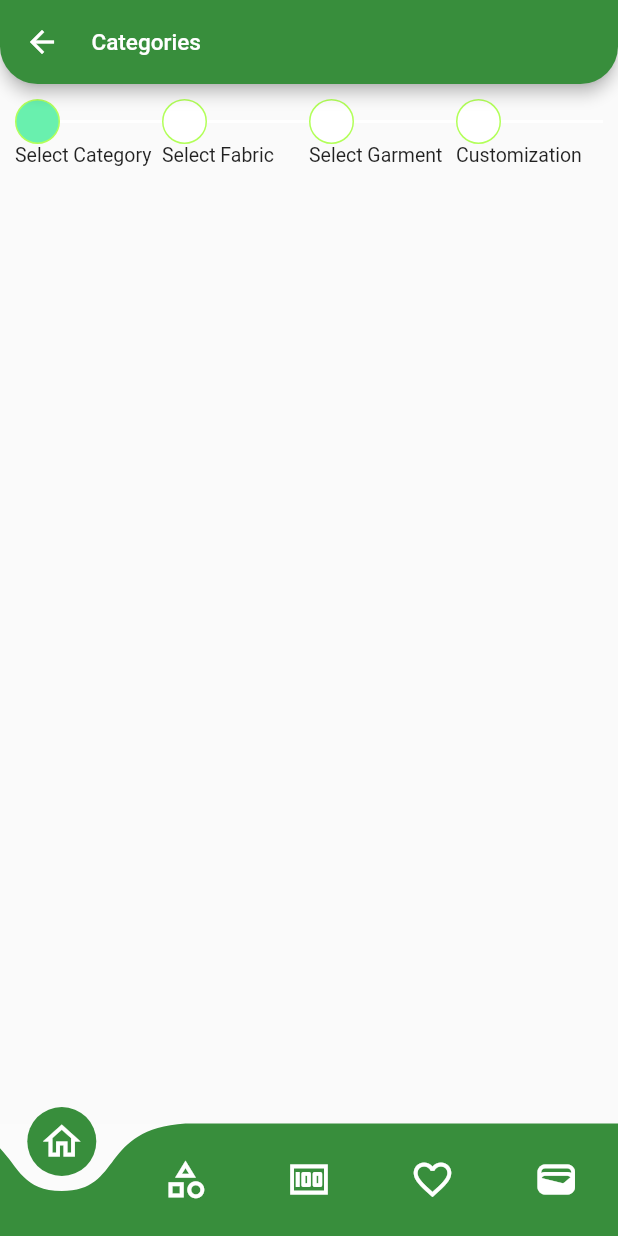
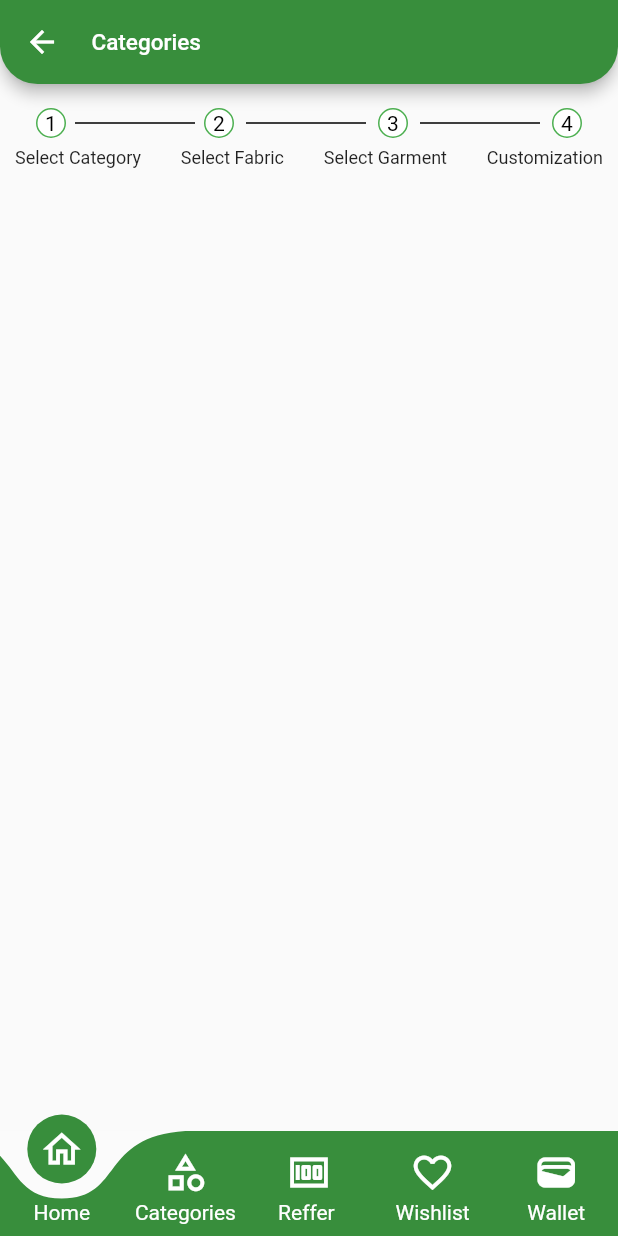
Before and after one commit to Anudeep2311/https---github.com-Anudeep2311-idigitech, a Flutter app: the screen it shows after launch, on a phone screen of 412 x 824 dp. Run offline on Flutter 3.47's test engine with Material 2 defaults, Android fonts, the phone set to English and light mode, and no system bars; drawn by our look-alikes of curved_labeled_navigation_bar, curved_navigation_bar.

Commit message:
Bottom And Header  Done

```diff
--- a/lib/pages/cat.dart
+++ b/lib/pages/cat.dart
@@ -1,4 +1,6 @@
-import 'package:curved_navigation_bar/curved_navigation_bar.dart';
+import 'package:curved_labeled_navigation_bar/curved_navigation_bar.dart';
+import 'package:curved_labeled_navigation_bar/curved_navigation_bar_item.dart';
+
 import 'package:flutter/material.dart';
 import 'package:flutter/src/widgets/container.dart';
 import 'package:flutter/src/widgets/framework.dart';
@@ -11,9 +13,10 @@ class Cat extends StatefulWidget {
 }
 
 class _CatState extends State<Cat> {
+  int _currentInd = 0;
+  PageController _pageController = PageController();
 
-  int _currentInd=0;
-  PageController _pageController = PageController();
+  List<Categoris> catList = Categoris.categoryList;
 
   @override
   void dispose() {
@@ -26,7 +29,6 @@ class _CatState extends State<Cat> {
   @override
   Widget build(BuildContext context) {
     return Scaffold(
-
       appBar: AppBar(
         // actions: <Widget>[IconButton(icon: const Icon(Icons.arrow_back),
 
@@ -34,76 +36,144 @@ class _CatState extends State<Cat> {
         shape: const RoundedRectangleBorder(
           borderRadius: BorderRadius.only(
               bottomLeft: Radius.circular(25),
-            bottomRight: Radius.circular(25)
-          ),
+              bottomRight: Radius.circular(25)),
         ),
         backgroundColor: Colors.green.shade700,
-        leading: IconButton(onPressed: (){},
-        icon: const Icon(Icons.arrow_back),),
+        leading: IconButton(
+          onPressed: () {},
+          icon: const Icon(Icons.arrow_back),
+        ),
         titleSpacing: 05,
 
-        title: const Text('Categories', style: TextStyle(
-          fontSize: 15
-        ),),
-
+        title: const Text(
+          'Categories',
+          style: TextStyle(fontSize: 15),
+        ),
       ),
 
       // HEAD COUNTER NUMBERS//
       body: Column(
         crossAxisAlignment: CrossAxisAlignment.stretch,
         children: [
-        SizedBox(height: 10,),
-
+          SizedBox(
+            height: 10,
+          ),
           Container(
             padding: EdgeInsets.symmetric(horizontal: 10),
+            child: Column(
+              children: [
+                Padding(
+                  padding:
+                      const EdgeInsets.symmetric(horizontal: 14.0, vertical: 6),
                   child: Row(
+                    mainAxisAlignment: MainAxisAlignment.spaceBetween,
                     children: [
                       StepperComponent(
                         currentIndex: _currentInd,
-                indexo: 0, onTap: () {
+                        indexo: 1,
+                        onTap: () {
                           setState(() {
-                    _currentInd=0;
-
+                            catList[0].isSelected = !catList[0].isSelected;
+                            _currentInd = 1;
                           });
-
                         },
-                 title: 'Select Category',
+                        data: catList[0],
+                      ),
+                      const Padding(
+                        padding: const EdgeInsets.symmetric(horizontal: 0.0),
+                        child: SizedBox(
+                          width: 80,
+                          child: Divider(
+                            thickness: 1,
+                            color: Colors.black,
+                          ),
+                        ),
                       ),
                       StepperComponent(
                         currentIndex: _currentInd,
-                indexo: 1, onTap: () {
+                        indexo: 2,
+                        onTap: () {
                           setState(() {
-                    _currentInd = 1;
+                            catList[1].isSelected = !catList[1].isSelected;
+                            _currentInd = 2;
                           });
                         },
-                 title: 'Select Fabric',
+                        data: catList[1],
+                      ),
+                      const Padding(
+                        padding: const EdgeInsets.symmetric(horizontal: 2.0),
+                        child: SizedBox(
+                          width: 80,
+                          child: Divider(
+                            thickness: 1,
+                            color: Colors.black,
+                          ),
+                        ),
                       ),
                       StepperComponent(
                         currentIndex: _currentInd,
-                indexo: 2, onTap: () {
+                        indexo: 3,
+                        onTap: () {
                           setState(() {
-                    _currentInd = 2;
+                            catList[2].isSelected = !catList[2].isSelected;
+                            _currentInd = 3;
                           });
                         },
-                 title: 'Select Garment',
+                        data: catList[2],
+                      ),
+                      const Padding(
+                        padding: const EdgeInsets.symmetric(horizontal: 2.0),
+                        child: SizedBox(
+                          width: 80,
+                          child: Divider(
+                            thickness: 1,
+                            color: Colors.black,
+                          ),
+                        ),
                       ),
                       StepperComponent(
                         currentIndex: _currentInd,
-                indexo: 3, onTap: () {
+                        indexo: 4,
+                        onTap: () {
                           setState(() {
-                    _currentInd = 3;
+                            catList[3].isSelected = !catList[3].isSelected;
+                            _currentInd = 4;
                           });
                         },
-                 title: 'Customization',
+                        data: catList[3],
                       )
                     ],
                   ),
                 ),
-        Expanded(child: PageView.builder(
+                Row(
+                  mainAxisAlignment: MainAxisAlignment.spaceBetween,
+                  children: const [
+                    Text(
+                      'Select Category',
+                      style: TextStyle(fontSize: 12),
+                    ),
+                    Text(
+                      'Select Fabric',
+                      style: TextStyle(fontSize: 12),
+                    ),
+                    Text(
+                      'Select Garment',
+                      style: TextStyle(fontSize: 12),
+                    ),
+                    Text(
+                      'Customization',
+                      style: TextStyle(fontSize: 12),
+                    ),
+                  ],
+                ),
+              ],
+            ),
+          ),
+          Expanded(
+              child: PageView.builder(
                   controller: _pageController,
-          itemCount: 4 ,
-          itemBuilder:
-        ((context, index) {
+                  itemCount: 4,
+                  itemBuilder: ((context, index) {
                     return Center(
                         //**************child:Text('Page Counter ${index}')************
                         );
@@ -111,34 +181,47 @@ class _CatState extends State<Cat> {
         ],
       ),
 
-
       //BOTTOM NAVIGATION BAR CODE STARTS HERE//
       bottomNavigationBar: CurvedNavigationBar(
         color: Colors.green.shade700,
         backgroundColor: Colors.white10,
-        animationDuration: Duration(microseconds: 400),
-        onTap: (index){
+        animationDuration: Duration(milliseconds: 400),
+        onTap: (index) {
           print(index);
         },
-        items: [
-        Icon(Icons.home_outlined,
-        color: Colors.white,
-        size: 30,),
+        height: 70,
+        items: const [
+          // Icon(Icons.home_outlined, color: Colors.white, size: 30),
+          CurvedNavigationBarItem(
+            child: Icon(Icons.home_outlined, color: Colors.white, size: 30),
+            label: 'Home',
+            labelStyle: TextStyle(color: Colors.white),
+          ),
+          CurvedNavigationBarItem(
+            child: Icon(Icons.category_outlined, color: Colors.white, size: 30),
+            label: 'Categories',
+            labelStyle: TextStyle(color: Colors.white),
+          ),
+          CurvedNavigationBarItem(
+            child: Icon(Icons.money, color: Colors.white, size: 30),
+            label: 'Reffer ',
+            labelStyle: TextStyle(color: Colors.white),
+          ),
+          CurvedNavigationBarItem(
+            child: Icon(Icons.favorite_border_outlined,
+                color: Colors.white, size: 30),
+            label: 'Wishlist',
+            labelStyle: TextStyle(color: Colors.white),
+          ),
+          CurvedNavigationBarItem(
+            child: Icon(Icons.wallet, color: Colors.white, size: 30),
+            label: 'Wallet',
+            labelStyle: TextStyle(color: Colors.white),
+          ),
 
           //Text('Home'),
-        Icon(Icons.category_outlined,
-        color: Colors.white,
-        size: 30),
-        Icon(Icons.money,
-        color: Colors.white,
-        size: 30),
-        Icon(Icons.favorite_border_outlined,
-        color: Colors.white,
-        size: 30),
-        Icon(Icons.wallet,
-        color: Colors.white,
-        size: 30)
-      ],),
+        ],
+      ),
     );
   }
 }
@@ -149,7 +232,8 @@ class StepperComponent extends StatelessWidget {
   //for current num in the circle
   int indexo;
   int currentIndex;
-  String title;
+
+  Categoris data;
 
   VoidCallback onTap;
 
@@ -158,46 +242,90 @@ class StepperComponent extends StatelessWidget {
     required this.currentIndex,
     required this.indexo,
     required this.onTap,
-    required this.title,
+    required this.data,
   });
 
   @override
   Widget build(BuildContext context) {
-    return Expanded(
-      child: Column(
-
-        crossAxisAlignment: CrossAxisAlignment.start,
-
-        children: [Row(
-
+    return Column(
+      // mainAxisAlignment: MainAxisAlignment.spaceBetween,
+      // mainAxisSize: MainAxisSize.max,
       children: [
-
+        Row(
+          children: [
             GestureDetector(
               onTap: onTap,
               child: Container(
-              width: 30,
-              height: 30,
+                width: 20,
+                height: 20,
+                alignment: Alignment.center,
                 decoration: BoxDecoration(
                     borderRadius: BorderRadius.circular(100),
-               color: indexo == currentIndex? Colors.greenAccent:Colors.white,
-                border:Border.all(color: Colors.lightGreenAccent)
+                    color: data.isSelected ? Colors.greenAccent : Colors.white,
+                    border: Border.all(color: Colors.green.shade500)),
+                child: Text(
+                  indexo.toString(),
+                  style: TextStyle(color: Colors.black),
                 ),
               ),
             ),
-          Expanded(child: Container(
-            height: 2,
-            color:currentIndex == indexo+1? Colors.greenAccent:Colors.white,
-          ))
           ],
         ),
-      Text(title, style: TextStyle(fontSize: 13),),
+        // Text(
+        //   title,
+        //   style: TextStyle(fontSize: 10),
+        // ),
+      ],
+    );
 
-
-
-
-      ],
-      ),
-
-    );
+    // return Expanded(
+    //   child: Column(
+    //     crossAxisAlignment: CrossAxisAlignment.start,
+    //     children: [
+    //       Row(
+    //         children: [
+    //           GestureDetector(
+    //             onTap: onTap,
+    //             child: Container(
+    //               width:70,
+    //               height: 30,
+    //               decoration: BoxDecoration(
+    //                   borderRadius: BorderRadius.circular(100),
+    //                   color: indexo == currentIndex
+    //                       ? Colors.greenAccent
+    //                       : Colors.white,
+    //                   border: Border.all(color: Colors.lightGreenAccent)),
+    //             ),
+    //           ),
+    //           Expanded(
+    //               child: Container(
+    //             height: 2,
+    //             color: currentIndex == indexo + 1
+    //                 ? Colors.greenAccent
+    //                 : Colors.white,
+    //           ))
+    //         ],
+    //       ),
+    //       Text(
+    //         title,
+    //         style: TextStyle(fontSize: 13),
+    //       ),
+    //     ],
+    //   ),
+    // );
   }
 }
+
+class Categoris {
+  final String type;
+  bool isSelected;
+
+  Categoris(this.type, {this.isSelected = false});
+
+  static List<Categoris> categoryList = [
+    Categoris("Select Category", isSelected: false),
+    Categoris("Select Fabric", isSelected: false),
+    Categoris("Select Garment", isSelected: false),
+    Categoris("Customization", isSelected: false),
+  ];
+}
--- a/lib/pages/shopping_bag.dart
+++ b/lib/pages/shopping_bag.dart
@@ -0,0 +1,16 @@
+import 'package:flutter/src/widgets/container.dart';
+import 'package:flutter/src/widgets/framework.dart';
+
+class SBag extends StatefulWidget {
+  const SBag({super.key});
+
+  @override
+  State<SBag> createState() => _SBagState();
+}
+
+class _SBagState extends State<SBag> {
+  @override
+  Widget build(BuildContext context) {
+    return Container();
+  }
+}
--- a/pubspec.yaml
+++ b/pubspec.yaml
@@ -36,7 +36,8 @@ dependencies:
   # The following adds the Cupertino Icons font to your application.
   # Use with the CupertinoIcons class for iOS style icons.
   cupertino_icons: ^1.0.2
-  curved_navigation_bar: ^1.0.3
+  #curved_navigation_bar: ^1.0.3
+  curved_labeled_navigation_bar: ^2.0.2
 
 dev_dependencies:
   flutter_test:
```
Also changed, not shown: pubspec.lock. Lines whose indentation alone changed are shown as unchanged.
